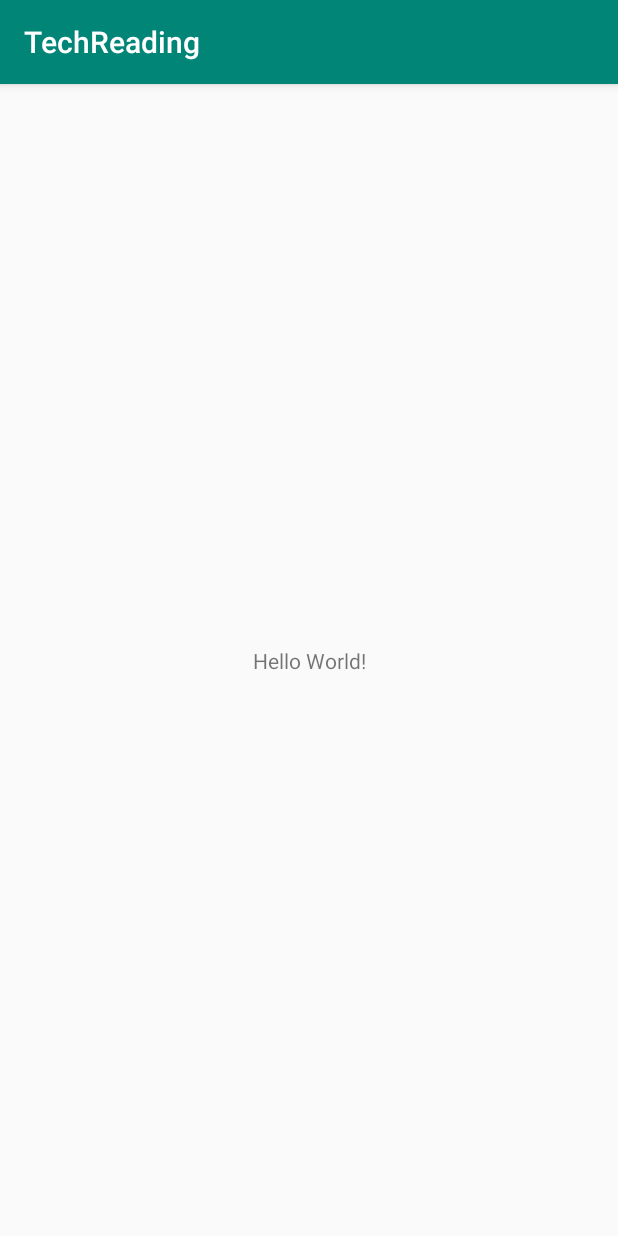
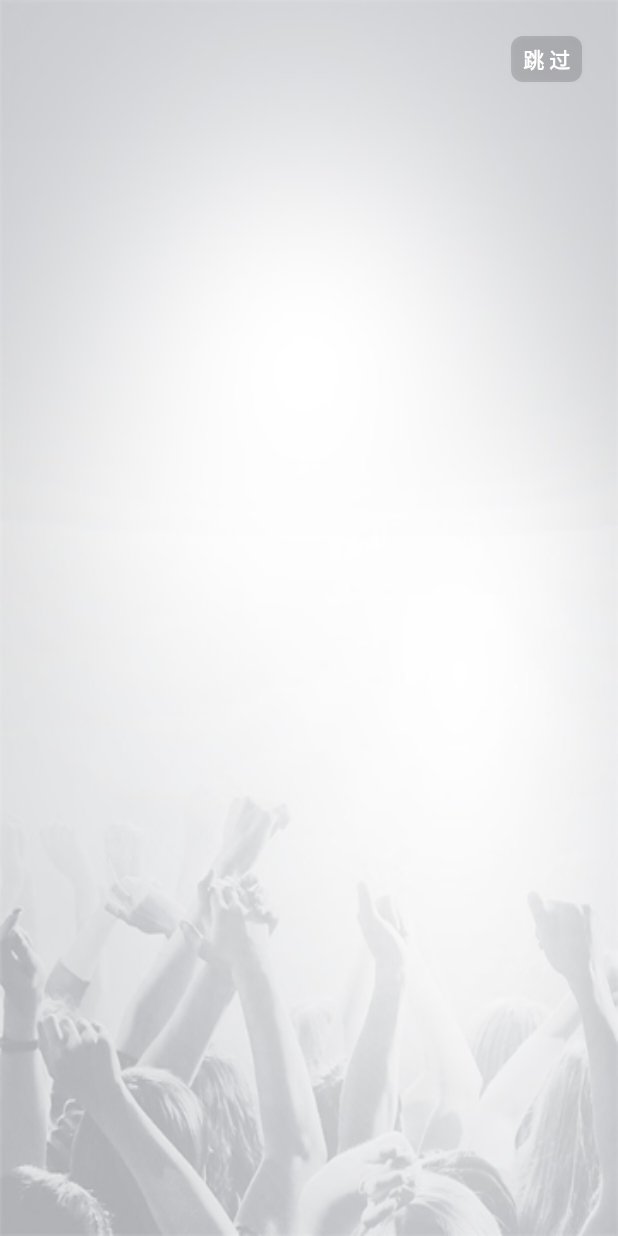
Before and after one commit to limpid100/TechReading, an Android app: the first screen one second after launch (MainActivity before the commit, SplashActivity after it), on a phone screen of 412 x 824 dp. Run offline under Robolectric (Android 15) with nearby library versions, the phone set to English and light mode, and no system bars; our stand-ins replace ButterKnife.

Commit message:
闪屏页

```diff
--- a/app/src/main/java/com/dxl/techreading/MainActivity.java
+++ /dev/null
@@ -1,17 +0,0 @@
-package com.dxl.techreading;
-
-import android.support.v7.app.AppCompatActivity;
-import android.os.Bundle;
-
-/**
- * @date 2018-11-7 19:49:25
- * @author du_xi
- */
-public class MainActivity extends AppCompatActivity {
-
-    @Override
-    protected void onCreate(Bundle savedInstanceState) {
-        super.onCreate(savedInstanceState);
-        setContentView(R.layout.activity_main);
-    }
-}
--- /dev/null
+++ b/app/src/main/java/com/dxl/techreading/activity/BaseActivity.java
@@ -0,0 +1,43 @@
+package com.dxl.techreading.activity;
+
+import android.os.Bundle;
+import android.support.annotation.Nullable;
+import android.support.v7.app.AppCompatActivity;
+
+import butterknife.ButterKnife;
+
+/**
+ * @author du_xi
+ * @date 2018/11/7
+ */
+public abstract class BaseActivity extends AppCompatActivity {
+
+    @Override
+    protected void onCreate(@Nullable Bundle savedInstanceState) {
+        super.onCreate(savedInstanceState);
+        beforeInit();
+        setContentView(getContentViewLayoutID());
+        ButterKnife.bind(this);
+        initView();
+    }
+
+    /**
+     * 界面初始化前工作
+     */
+    protected void beforeInit() {
+
+    }
+
+    /**
+     * 布局ID
+     * @return .
+     */
+    protected abstract int getContentViewLayoutID();
+
+    /**
+     * 界面初始化
+     */
+    protected void initView(){
+
+    }
+}
--- /dev/null
+++ b/app/src/main/java/com/dxl/techreading/activity/SplashActivity.java
@@ -0,0 +1,50 @@
+package com.dxl.techreading.activity;
+
+import android.content.Intent;
+import android.os.Handler;
+import android.widget.Button;
+
+import com.dxl.techreading.R;
+
+import butterknife.BindView;
+import butterknife.OnClick;
+
+/**
+ * @author du_xi
+ * @date 2018-11-7 19:49:25
+ */
+public class SplashActivity extends BaseActivity {
+
+    @BindView(R.id.btn_skip)
+    Button mBtnSkip;
+
+
+    @Override
+    protected int getContentViewLayoutID() {
+        return R.layout.activity_splash;
+    }
+
+    @Override
+    protected void initView() {
+        new Handler().postDelayed(new Runnable() {
+            @Override
+            public void run() {
+                toMainActivity();
+            }
+        }, 3000);
+    }
+
+    boolean isIn = false;
+
+    @OnClick(R.id.btn_skip)
+    void toMainActivity() {
+        if (isIn) {
+            return;
+        }
+        isIn = true;
+        Intent intent = new Intent(SplashActivity.this, MainActivity.class);
+        startActivity(intent);
+        finish();
+    }
+
+}
--- /dev/null
+++ b/app/src/main/res/drawable/bg_skip.xml
@@ -0,0 +1,11 @@
+<?xml version="1.0" encoding="utf-8"?>
+<shape xmlns:android="http://schemas.android.com/apk/res/android"
+    android:shape="rectangle">
+    <padding
+        android:bottom="5dp"
+        android:left="8dp"
+        android:right="8dp"
+        android:top="5dp" />
+    <solid android:color="#302B2B2B" />
+    <corners android:radius="8dp" />
+</shape>
--- a/app/src/main/res/layout/activity_main.xml
+++ b/app/src/main/res/layout/activity_main.xml
@@ -1,18 +1,6 @@
 <?xml version="1.0" encoding="utf-8"?>
-<android.support.constraint.ConstraintLayout xmlns:android="http://schemas.android.com/apk/res/android"
-    xmlns:app="http://schemas.android.com/apk/res-auto"
-    xmlns:tools="http://schemas.android.com/tools"
-    android:layout_width="match_parent"
-    android:layout_height="match_parent"
-    tools:context=".MainActivity">
-
-    <TextView
-        android:layout_width="wrap_content"
-        android:layout_height="wrap_content"
-        android:text="Hello World!"
-        app:layout_constraintBottom_toBottomOf="parent"
-        app:layout_constraintLeft_toLeftOf="parent"
-        app:layout_constraintRight_toRightOf="parent"
-        app:layout_constraintTop_toTopOf="parent" />
+<android.support.constraint.ConstraintLayout
+    xmlns:android="http://schemas.android.com/apk/res/android" android:layout_width="match_parent"
+    android:layout_height="match_parent">
 
 </android.support.constraint.ConstraintLayout>
--- /dev/null
+++ b/app/src/main/res/layout/activity_splash.xml
@@ -0,0 +1,32 @@
+<?xml version="1.0" encoding="utf-8"?>
+<android.support.constraint.ConstraintLayout xmlns:android="http://schemas.android.com/apk/res/android"
+    xmlns:app="http://schemas.android.com/apk/res-auto"
+    android:layout_width="match_parent"
+    android:layout_height="match_parent">
+
+    <ImageView
+        android:layout_width="0dp"
+        android:layout_height="0dp"
+        android:scaleType="fitXY"
+        android:src="@mipmap/splash_default"
+        app:layout_constraintBottom_toBottomOf="parent"
+        app:layout_constraintEnd_toEndOf="parent"
+        app:layout_constraintStart_toStartOf="parent"
+        app:layout_constraintTop_toTopOf="parent" />
+
+    <Button
+        android:id="@+id/btn_skip"
+        android:layout_width="wrap_content"
+        android:layout_height="wrap_content"
+        android:layout_marginTop="24dp"
+        android:layout_marginEnd="24dp"
+        android:background="@drawable/bg_skip"
+        android:minWidth="0dp"
+        android:minHeight="0dp"
+        android:text="跳 过"
+        android:textColor="@android:color/white"
+        android:textStyle="bold"
+        app:layout_constraintEnd_toEndOf="parent"
+        app:layout_constraintTop_toTopOf="parent" />
+
+</android.support.constraint.ConstraintLayout>
--- a/app/src/main/res/values/strings.xml
+++ b/app/src/main/res/values/strings.xml
@@ -1,3 +1,4 @@
 <resources>
     <string name="app_name">TechReading</string>
+    <string name="title_activity_main">MainActivity</string>
 </resources>
--- a/app/src/main/res/values/styles.xml
+++ b/app/src/main/res/values/styles.xml
@@ -1,11 +1,22 @@
 <resources>
 
     <!-- Base application theme. -->
-    <style name="AppTheme" parent="Theme.AppCompat.Light.DarkActionBar">
+    <style name="AppTheme" parent="Theme.AppCompat.Light.NoActionBar">
         <!-- Customize your theme here. -->
         <item name="colorPrimary">@color/colorPrimary</item>
         <item name="colorPrimaryDark">@color/colorPrimaryDark</item>
         <item name="colorAccent">@color/colorAccent</item>
     </style>
 
+    <style name="FullScreen" parent="AppTheme">
+        <item name="android:windowFullscreen">true</item>
+        <item name="android:windowActionBar">false</item>
+        <item name="android:windowNoTitle">true</item>
+        <item name="android:windowContentOverlay">@null</item>
+    </style>
+
+    <style name="AppTheme.AppBarOverlay" parent="ThemeOverlay.AppCompat.Dark.ActionBar" />
+
+    <style name="AppTheme.PopupOverlay" parent="ThemeOverlay.AppCompat.Light" />
+
 </resources>
```
Also changed, not shown: app/build.gradle (+7 -3 lines), app/src/main/AndroidManifest.xml (+7 -2 lines), app/src/main/java/com/dxl/techreading/activity/MainActivity.java (added, +15 -0 lines), app/src/main/java/com/dxl/techreading/model/GlobalVariables.java (added, +173 -0 lines), app/src/main/res/mipmap-xhdpi/splash_default.jpg (added), 2 other files.
